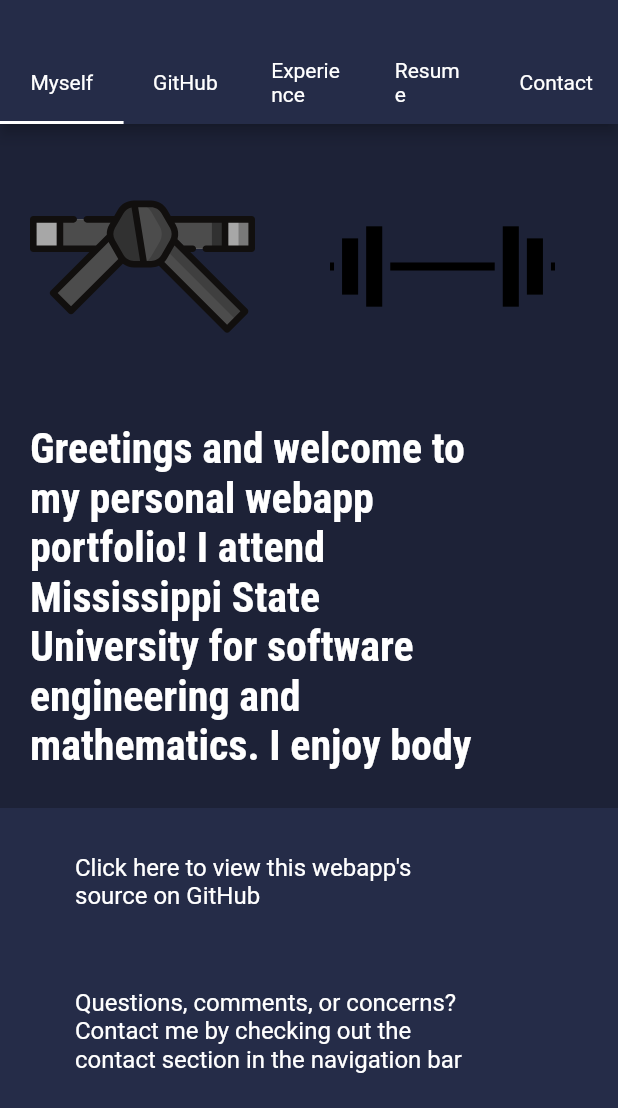
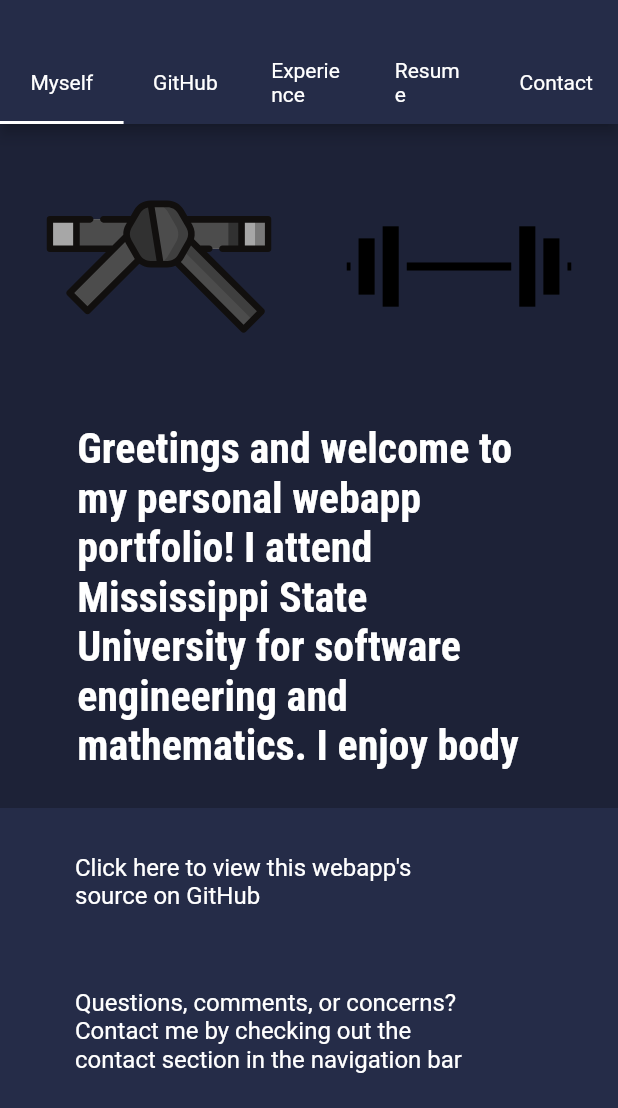
Before and after one commit to NathanCheshire/Flutter-website, a Flutter app: the screen it shows after launch, on a phone screen of 412 x 824 dp, the part 128-1236 px from its top. Run offline on Flutter 3.47's test engine with Material 2 defaults, Android fonts, the phone set to English and light mode, and no system bars; our stand-ins replace flutter_svg, google_fonts; Roboto replaces fonts that are missing (Ubuntu).

Commit message:
add cyder section in Myself widget, center components in myself section

```diff
--- a/lib/widgets/myself_widget.dart
+++ b/lib/widgets/myself_widget.dart
@@ -16,14 +16,15 @@ class MyselfSection extends StatelessWidget {
     return Container(
       color: tabContainerColor,
       child: Padding(
-        padding: const EdgeInsets.only(top: 20, bottom: 20, left: 20, right: 20),
+        padding:
+            const EdgeInsets.only(top: 20, bottom: 20, left: 20, right: 20),
         //main list view to hold entire scroll, replace with tab view
         child: ListView(
           physics: BouncingScrollPhysics(),
           children: [
             Wrap(
               direction: Axis.horizontal,
-              alignment: WrapAlignment.start,
+              alignment: WrapAlignment.center,
               crossAxisAlignment: WrapCrossAlignment.center,
               children: [
                 SvgPicture.asset(
@@ -41,10 +42,8 @@ class MyselfSection extends StatelessWidget {
                 ),
               ],
             ),
-            Row(
-              crossAxisAlignment: CrossAxisAlignment.start,
-              children: [
-                Container(
+            Center(
+              child: Container(
                 width: MediaQuery.of(context).size.width * 0.75,
                 child: Padding(
                   padding: const EdgeInsets.only(top: 30),
@@ -65,15 +64,14 @@ class MyselfSection extends StatelessWidget {
                         ),
                       )),
                 ),
-                )
-              ],
+              ),
             ),
             SizedBox(
               height: 100,
             ),
             Wrap(
               direction: Axis.horizontal,
-              alignment: WrapAlignment.end,
+              alignment: WrapAlignment.center,
               crossAxisAlignment: WrapCrossAlignment.center,
               children: [
                 SvgPicture.asset(
@@ -88,13 +86,8 @@ class MyselfSection extends StatelessWidget {
                 ),
               ],
             ),
-            Row(
-              mainAxisAlignment: MainAxisAlignment.spaceBetween,
-              children: [
-                SizedBox(
-                  width: 0,
-                ),
-                Container(
+            Center(
+              child: Container(
                 width: MediaQuery.of(context).size.width * 0.75,
                 child: Padding(
                   padding: const EdgeInsets.only(top: 30),
@@ -104,7 +97,7 @@ class MyselfSection extends StatelessWidget {
                           " for the web, iOS, Android, and desktop, but it is also a combination" +
                           " of an extremely high performance graphics engine and the language Dart" +
                           " which compiles to native machine ARM64 or x86/64 code meaning faster rendering",
-                        textAlign: TextAlign.right,
+                      textAlign: TextAlign.left,
                       style: GoogleFonts.robotoCondensed(
                         textStyle: TextStyle(
                           fontSize: 28,
@@ -113,8 +106,74 @@ class MyselfSection extends StatelessWidget {
                         ),
                       )),
                 ),
+              ),
+            ),
+            SizedBox(height: 100),
+            Wrap(
+              direction: Axis.horizontal,
+              alignment: WrapAlignment.center,
+              crossAxisAlignment: WrapCrossAlignment.center,
+              children: [
+                Container(
+                  width: 100.0,
+                  height: 100.0,
+                  alignment: Alignment.center,
+                  decoration: new BoxDecoration(
+                    image: DecorationImage(
+                        image: AssetImage('CyderIcon.png'), fit: BoxFit.fill),
+                  ),
                 )
               ],
+            ),
+            Center(
+              child: Container(
+                width: MediaQuery.of(context).size.width * 0.75,
+                child: Padding(
+                  padding: const EdgeInsets.only(top: 30),
+                  child: Text(
+                      "Let me tell you about my favorite side project, Cyder! " +
+                          "Cyder is a multipurpose tool written entirely in regular" +
+                          " Java without any modern GUI libraries or Gradle UI dependencies." +
+                          " I avoided using FXML or any GUI libraries for no reason other " +
+                          "than I started this project when I didn't know what those were" +
+                          " much less Gradle. Over the years this project has evolved and" +
+                          " grown and now contains over 20,000 lines of Java. The feature" +
+                          " I am most proud of is it's ability to webscrape YouTube for" +
+                          " the first video resulting from a user query such as \"parallel" +
+                          " universe tevvez\" and from the returned HTML, find the first" +
+                          " UUID. The program then constructs the videoID and gives it to " +
+                          "FFMPEG/YouTube-DL. This then converts and downloads the YouTube" +
+                          " video and saves it as an mp4. FFMPEG then extracts the audio" +
+                          " from this mp4 and the old mp4 is deleted. Now having the audio," +
+                          " it is added to Cyder's custom audio player's queue to be played" +
+                          " as soon as any audio currently playing finishes. Below is a picture" +
+                          " of the program handling a user's input and playing the resulting audio.",
+                      style: GoogleFonts.robotoCondensed(
+                        textStyle: TextStyle(
+                          fontSize: 28,
+                          fontWeight: FontWeight.bold,
+                          color: Colors.white,
+                        ),
+                      )),
+                ),
+              ),
+            ),
+            SizedBox(height: 100),
+            Center(
+              child: Expanded(
+                child: SingleChildScrollView(
+                  scrollDirection: Axis.horizontal,
+                  child: Container(
+                    width: 1079.0,
+                    height: 608.0,
+                    alignment: Alignment.center,
+                    decoration: new BoxDecoration(
+                      image: DecorationImage(
+                          image: AssetImage('Cyder.png'), fit: BoxFit.fill),
+                    ),
+                  ),
+                ),
+              ),
             ),
           ],
         ),
--- a/pubspec.yaml
+++ b/pubspec.yaml
@@ -47,3 +47,4 @@ flutter:
     - assets/BlackBelt.svg
     - assets/GitHub.svg
     - assets/ResumeBlur.png
+    - assets/CyderIcon.png
```
Also changed, not shown: assets/Cyder.png (added), assets/CyderIcon.png (added). Lines whose indentation alone changed are shown as unchanged.
